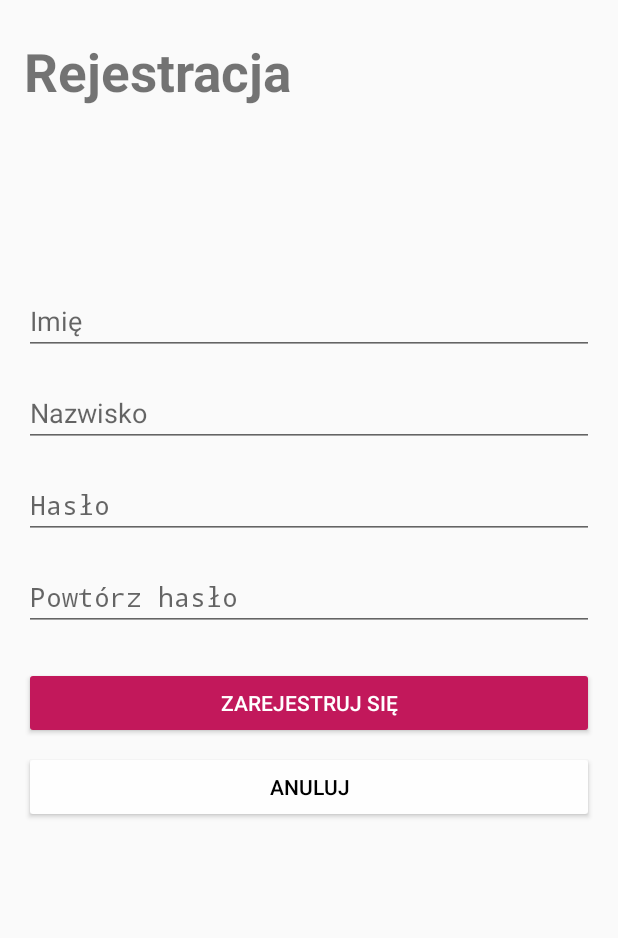
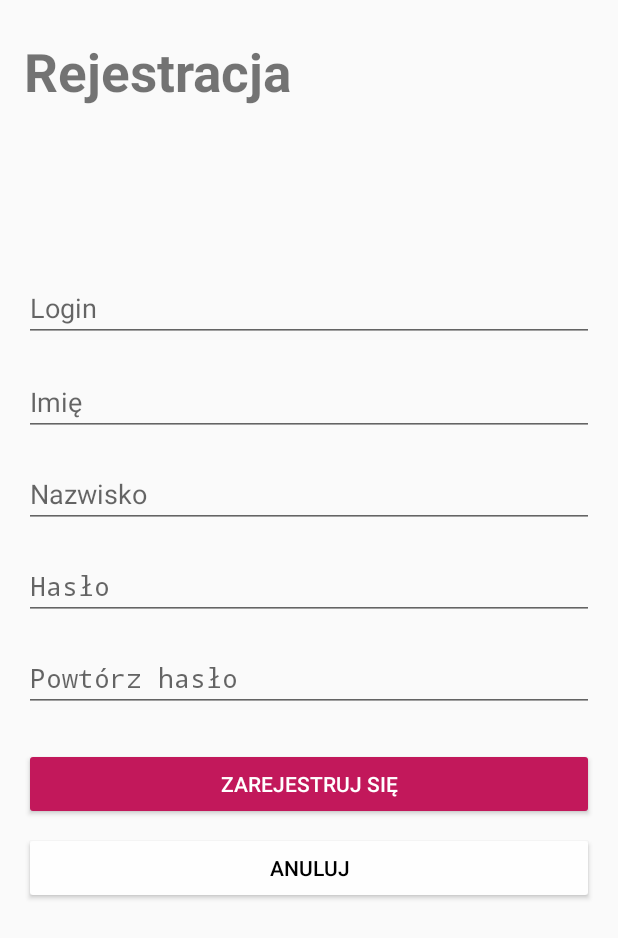
Before and after one commit to hwawrzacz/mr.Task-Android, an Android app: the fragment RegistrationFragment placed in its activity, after a tap on "ZAREJESTRUJ SIĘ", on a phone screen of 412 x 824 dp. Shown: the top 938 px of the screen. Run offline under Robolectric (Android 15) with nearby library versions, the phone set to English and light mode, and no system bars.

Commit message:
dodano rejestracje

```diff
--- a/app/src/main/java/com/example/todolist/model/User.kt
+++ b/app/src/main/java/com/example/todolist/model/User.kt
@@ -1,8 +1,18 @@
 package com.example.todolist.model
 
-class User (var login: String, var firstName: String, var lastName: String) {
+import com.google.gson.annotations.SerializedName
+
+class User (
+    @SerializedName("login")
+    var login: String,
+    @SerializedName("firstName")
+    var firstName: String,
+    @SerializedName("lastName")
+    var lastName: String,
+    @SerializedName("password")
+    var password: String) {
 
     override fun toString(): String {
-        return "${this.login}: ${this.firstName} ${this.lastName}"
+        return "${this.login}: ${this.firstName} ${this.lastName} ${this.password}"
     }
 }
--- a/app/src/main/java/com/example/todolist/model/dal/UserAPI/UserAPI.kt
+++ b/app/src/main/java/com/example/todolist/model/dal/UserAPI/UserAPI.kt
@@ -3,6 +3,7 @@ package com.example.todolist.model.dal.UserAPI
 import android.util.Log
 import androidx.lifecycle.MutableLiveData
 import com.example.todolist.model.LoginUser
+import com.example.todolist.model.User
 import com.google.gson.GsonBuilder
 import retrofit2.Call
 import retrofit2.Callback
@@ -41,4 +42,22 @@ class UserAPI {
         return loginUserExists
     }
 
+    fun registerUser(registerUser: User): MutableLiveData<String> {
+        var status = MutableLiveData<String>()
+        val call = service.registerUser(registerUser)
+
+        call.enqueue(object : Callback<String> {
+            override fun onResponse(call: Call<String>, response: Response<String>) {
+                if (response.isSuccessful) {
+                    status.value = response!!.body()!!
+                }
+            }
+            override fun onFailure(call: Call<String>, t: Throwable) {
+                Log.v("REGISTER USER API ERROR", t.toString())
+            }
+        })
+
+        return status
+    }
+
 }
--- a/app/src/main/java/com/example/todolist/model/dal/UserAPI/UserService.kt
+++ b/app/src/main/java/com/example/todolist/model/dal/UserAPI/UserService.kt
@@ -1,6 +1,7 @@
 package com.example.todolist.model.dal.UserAPI
 
 import com.example.todolist.model.LoginUser
+import com.example.todolist.model.User
 import retrofit2.Call
 import retrofit2.http.Body
 import retrofit2.http.POST
@@ -9,6 +10,9 @@ interface UserService {
     @POST("users/login")
     fun loginUser(@Body loginUser: LoginUser): Call<Boolean>
 
+    @POST("users/add")
+    fun registerUser(@Body registerUser: User): Call<String>
+
 //    @GET("users/login")
 //    fun loginUser(): Call<Boolean>
 }
--- a/app/src/main/java/com/example/todolist/model/repositories/UserRepository.kt
+++ b/app/src/main/java/com/example/todolist/model/repositories/UserRepository.kt
@@ -2,6 +2,7 @@ package com.example.todolist.model.repositories
 
 import androidx.lifecycle.MutableLiveData
 import com.example.todolist.model.LoginUser
+import com.example.todolist.model.User
 import com.example.todolist.model.dal.UserAPI.UserAPI
 
 class UserRepository {
@@ -21,4 +22,8 @@ class UserRepository {
     fun loginUser(loginUser: LoginUser): MutableLiveData<Boolean> {
         return userAPI.loginUser(loginUser)
     }
+
+    fun registerUser(registerUser: User): MutableLiveData<String> {
+        return userAPI.registerUser(registerUser)
+    }
 }
--- a/app/src/main/java/com/example/todolist/ui/login/LoginFragment.kt
+++ b/app/src/main/java/com/example/todolist/ui/login/LoginFragment.kt
@@ -32,14 +32,8 @@ class LoginFragment: Fragment() {
 
         // Start loging-in process
         view.button_login.setOnClickListener{
-//            Toast.makeText(context, "Starting loging-in process", Toast.LENGTH_SHORT).show()
             this.loginUser()
         }
-
-        // Tworzenie ViewModelu
-        val viewModelProvider = LoginViewModelFactory()
-        val viewModel = ViewModelProviders.of(this, viewModelProvider)
-            .get(LoginViewModel::class.java)
 
         // Open registration fragment
         view.link_register.setOnClickListener{
@@ -52,6 +46,7 @@ class LoginFragment: Fragment() {
     }
 
     private fun loginUser() {
+
         // Tworzenie ViewModelu
         val viewModelProvider = LoginViewModelFactory()
         val viewModel = ViewModelProviders.of(this, viewModelProvider)
--- a/app/src/main/java/com/example/todolist/ui/registration/RegistrationFragment.kt
+++ b/app/src/main/java/com/example/todolist/ui/registration/RegistrationFragment.kt
@@ -1,15 +1,21 @@
 package com.example.todolist.ui.registration
 
 import android.os.Bundle
+import android.util.Log
 import android.view.LayoutInflater
 import android.view.View
 import android.view.ViewGroup
+import android.widget.EditText
 import android.widget.Toast
 import androidx.fragment.app.Fragment
+import androidx.lifecycle.Observer
+import androidx.lifecycle.ViewModelProviders
 import com.example.todolist.R
+import com.example.todolist.model.User
 import kotlinx.android.synthetic.main.registration_fragment.view.*
 
 class RegistrationFragment: Fragment() {
+
     override fun onCreateView(
         inflater: LayoutInflater,
         container: ViewGroup?,
@@ -19,7 +25,7 @@ class RegistrationFragment: Fragment() {
 
         // Start registration process
         view.button_register.setOnClickListener {
-            Toast.makeText(context, "Started registration process", Toast.LENGTH_SHORT).show()
+            this.registerUser()
         }
 
         // Go back
@@ -29,4 +35,36 @@ class RegistrationFragment: Fragment() {
 
         return view
     }
+
+    private fun registerUser() {
+
+        val viewModelProvider = RegistrationViewModelFactory()
+        val viewModel = ViewModelProviders.of(this, viewModelProvider)
+            .get(RegistrationViewModel::class.java)
+
+        val login = activity?.findViewById<EditText>(R.id.login)?.text.toString()
+        val firstName = activity?.findViewById<EditText>(R.id.first_name)?.text.toString()
+        val lastName = activity?.findViewById<EditText>(R.id.last_name)?.text.toString()
+        val password = activity?.findViewById<EditText>(R.id.password)?.text.toString()
+        val repeatPassword = activity?.findViewById<EditText>(R.id.repeat_password)?.text.toString()
+
+        if (password == repeatPassword) {
+            val registerUser = User(login, firstName, lastName, password)
+            viewModel.registerUser(registerUser).observe(this, Observer { data ->
+                if (data != null) {
+                    lateinit var message: String
+
+                    message = data.toString()
+                    Toast.makeText(context, message, Toast.LENGTH_SHORT).show()
+                }
+                else {
+                    Log.v("NIE","DZIALA")
+                }
+            })
+        } else {
+            Toast.makeText(context, "Hasła muszą się zgadzać", Toast.LENGTH_SHORT).show()
+        }
+
+
+    }
 }
--- /dev/null
+++ b/app/src/main/java/com/example/todolist/ui/registration/RegistrationViewModel.kt
@@ -0,0 +1,14 @@
+package com.example.todolist.ui.registration
+
+import androidx.lifecycle.LiveData
+import androidx.lifecycle.ViewModel
+import com.example.todolist.model.User
+import com.example.todolist.model.repositories.UserRepository
+
+class RegistrationViewModel: ViewModel() {
+    private val repository = UserRepository.getInstance()
+
+    fun registerUser(registerUser: User): LiveData<String> {
+        return repository.registerUser(registerUser)
+    }
+}
--- /dev/null
+++ b/app/src/main/java/com/example/todolist/ui/registration/RegistrationViewModelFactory.kt
@@ -0,0 +1,12 @@
+package com.example.todolist.ui.registration
+
+import androidx.lifecycle.ViewModel
+import androidx.lifecycle.ViewModelProvider
+
+class RegistrationViewModelFactory: ViewModelProvider.NewInstanceFactory()  {
+
+    override fun <T : ViewModel?> create(modelClass: Class<T>): T {
+        return RegistrationViewModel() as T
+    }
+
+}
--- a/app/src/main/res/layout/registration_fragment.xml
+++ b/app/src/main/res/layout/registration_fragment.xml
@@ -22,10 +22,27 @@
         app:layout_constraintVertical_bias="0.0" />
 
     <EditText
+        android:id="@+id/login"
+        android:layout_width="match_parent"
+        android:layout_height="wrap_content"
+        android:layout_marginStart="16dp"
+        android:layout_marginEnd="16dp"
+        android:hint="Login"
+        android:inputType="text"
+        android:textSize="18sp"
+        app:layout_constraintBottom_toBottomOf="parent"
+        app:layout_constraintEnd_toEndOf="parent"
+        app:layout_constraintHorizontal_bias="1.0"
+        app:layout_constraintStart_toStartOf="parent"
+        app:layout_constraintTop_toBottomOf="@+id/title"
+        app:layout_constraintVertical_bias="0.157" />
+
+    <EditText
         android:id="@+id/first_name"
         android:layout_width="match_parent"
         android:layout_height="wrap_content"
         android:layout_marginStart="16dp"
+        android:layout_marginTop="16dp"
         android:layout_marginEnd="16dp"
         android:hint="@string/first_name_label"
         android:inputType="text"
@@ -33,8 +50,8 @@
         app:layout_constraintBottom_toBottomOf="parent"
         app:layout_constraintEnd_toEndOf="@+id/title"
         app:layout_constraintStart_toStartOf="@+id/title"
-        app:layout_constraintTop_toBottomOf="@+id/title"
-        app:layout_constraintVertical_bias="0.17000002" />
+        app:layout_constraintTop_toBottomOf="@+id/login"
+        app:layout_constraintVertical_bias="0.002" />
 
     <EditText
         android:id="@+id/last_name"
```
Also changed, not shown: app/src/main/java/com/example/todolist/model/dal/MockDatabase.kt (+49 -49 lines).
